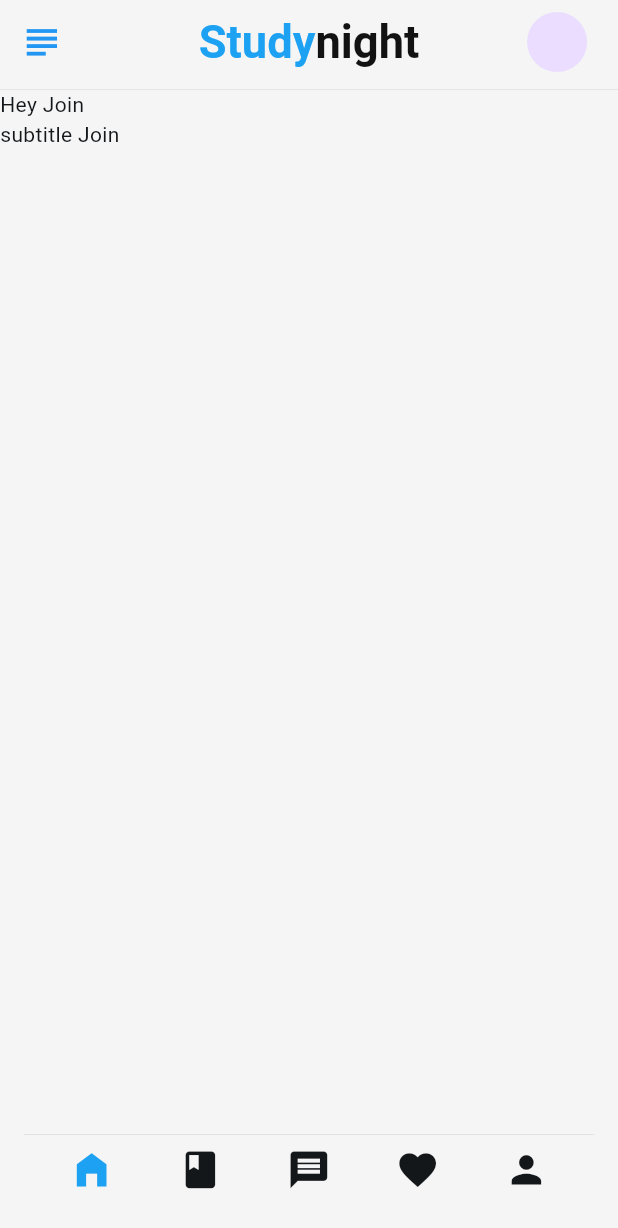
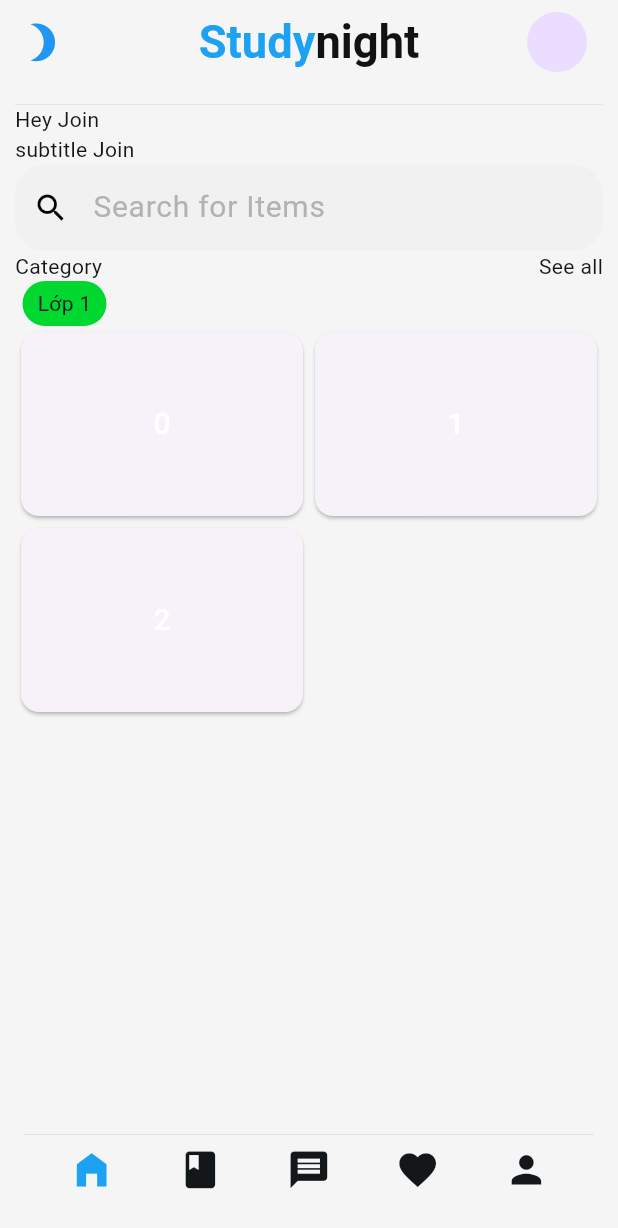
Before and after one commit to PhamHoangPhucDev/studynight, a Flutter app: the screen it shows after launch, on a phone screen of 412 x 824 dp. Shown: the top 1228 px of the screen. Run offline on Flutter 3.47's test engine with Material 3 defaults, Android fonts, the phone set to English and light mode, and no system bars; our stand-ins replace bloc, dio, flutter_bloc, flutter_blurhash, get, get_storage and 1 more; Roboto replaces fonts that are missing (DancingScript).

Commit message:
first commit

```diff
--- a/lib/src/ui/home/home_screen.dart
+++ b/lib/src/ui/home/home_screen.dart
@@ -1,5 +1,4 @@
 import 'package:flutter/material.dart';
-import 'package:flutter/widgets.dart';
 import 'package:studynight/src/utils/sizer_custom/sizer.dart';
 
 import '../../blocs/app_bloc.dart';
@@ -7,6 +6,7 @@
 import '../../themes/app_colors.dart';
 import '../../themes/font_family.dart';
 import '../../themes/theme_service.dart';
+import '../subject_detail/subject_detail_screen.dart';
 
 class HomeScreen extends StatefulWidget {
   const HomeScreen({super.key});
@@ -16,6 +16,20 @@
 }
 
 class _HomeScreenState extends State<HomeScreen> {
+
+  // final List<String> _results = [];
+
+  // void _handleSearch(String input) {
+  //   _results.clear();
+  //   for (var str in myCoolStrings) {
+  //     if (str.toLowerCase().contains(input.toLowerCase())) {
+  //       setState(() {
+  //         _results.add(str);
+  //       });
+  //     }
+  //   }
+  // }
+
   @override
   Widget build(BuildContext context) {
     return GestureDetector(
@@ -43,7 +57,7 @@
             icon: Icon(
               ThemeService.currentTheme == ThemeMode.dark
                   ? Icons.wb_sunny_outlined
-                  : Icons.subject_outlined,
+                  : Icons.brightness_3,
               size: 22.sp,
               color: Colors.blue,
             ),
@@ -81,6 +95,8 @@
           width: 100.w,
           color: Theme.of(context).scaffoldBackgroundColor,
           child: SafeArea(
+            child: Padding(
+              padding: const EdgeInsets.all(10),
               child: Column(
                 crossAxisAlignment: CrossAxisAlignment.start,
                 children: [
@@ -95,8 +111,107 @@
                   Text(
                     'subtitle Join'
                   ),
+                  SizedBox(
+                    height: 7.h,
+                    width: 100.w,
+                    child: TextField(
+                      onChanged: (v){},
+                      style: TextStyle(
+                        color: const Color(0xff020202),
+                        fontSize: 20,
+                        fontWeight: FontWeight.w400,
+                        letterSpacing: 0.5,
+                      ),
+                      decoration: InputDecoration(
+                        filled: true,
+                        fillColor: const Color(0xfff1f1f1),
+                        border: OutlineInputBorder(
+                          borderRadius: BorderRadius.circular(20),
+                          borderSide: BorderSide.none,
+                        ),
+                        hintText: "Search for Items",
+                        hintStyle: TextStyle(
+                            color: const Color(0xffb2b2b2),
+                            fontSize: 20,
+                            fontWeight: FontWeight.w400,
+                            letterSpacing: 0.5,
+                            decorationThickness: 6),
+                        prefixIcon: const Icon(Icons.search),
+                        prefixIconColor: Colors.black,
+                      ),
+                    ),
+                  ),
+
+                  Row(
+                    mainAxisAlignment: MainAxisAlignment.spaceBetween,
+                    children: [
+                      Text('Category'),
+                      InkWell(
+                        onTap: (){},
+                        child: Text('See all'),
+                      )
+                    ],
+                  ),
+
+                  SingleChildScrollView(
+                    scrollDirection: Axis.horizontal,
+                    child: Row(
+                      children: [
+                        InkWell(
+                          onTap: (){},
+                          child: Container(
+                            margin: EdgeInsets.symmetric(horizontal: 5),
+                            padding: EdgeInsets.symmetric(horizontal: 10.0,vertical: 5),
+                            decoration: BoxDecoration(
+                              color: colorActive,
+                              borderRadius: BorderRadius.all(
+                                Radius.circular(15)
+                              )
+                            ),
+                            child: Text('Lớp 1'),
+                          ),
+                        ),
 
                       ],
+                    ),
+                  ),
+
+                  Expanded(
+                    child: GridView.builder(
+                      shrinkWrap: false,
+                      itemCount: 3,
+                      gridDelegate: new SliverGridDelegateWithFixedCrossAxisCount(
+                        crossAxisCount: 2,
+                        childAspectRatio: MediaQuery.of(context).size.width /
+                            (MediaQuery.of(context).size.height / 3),
+                      ),
+                      itemBuilder: (BuildContext context, int index) {
+                        return GestureDetector(
+                          onTap: () {
+                            Navigator.push(context, MaterialPageRoute(builder: (context) => SubjectDetailScreen()),);
+                          },
+                          child: Card(
+                            child: Container(
+                              height: 30.h,
+                              width: 40.w,
+                              child: Center(
+                                child: Text(
+                                  '$index',
+                                  style: TextStyle(
+                                    fontSize: 20,
+                                    color: Colors.white,
+                                    fontWeight: FontWeight.w500,
+                                  ),
+                                ),
+                              ),
+                            ),
+                          ),
+                        );
+                      }
+                    ),
+                  )
+                ],
+              ),
             ),
           ),
         ),
```
Also changed, not shown: lib/src/ui/profile/pages/user_infor_screen.dart (added, +56 -0 lines), lib/src/ui/profile/profile_screen.dart (+44 -1 lines), lib/src/ui/profile/widgets/avatar_edit.dart (added, +51 -0 lines), lib/src/ui/subject_content/subject_content_screen.dart (added, +57 -0 lines), lib/src/ui/subject_detail/subject_detail_screen.dart (added, +86 -0 lines), lib/src/ui/subject_detail/widgets/item_subject.dart (added, +52 -0 lines). Lines whose indentation alone changed are shown as unchanged.
